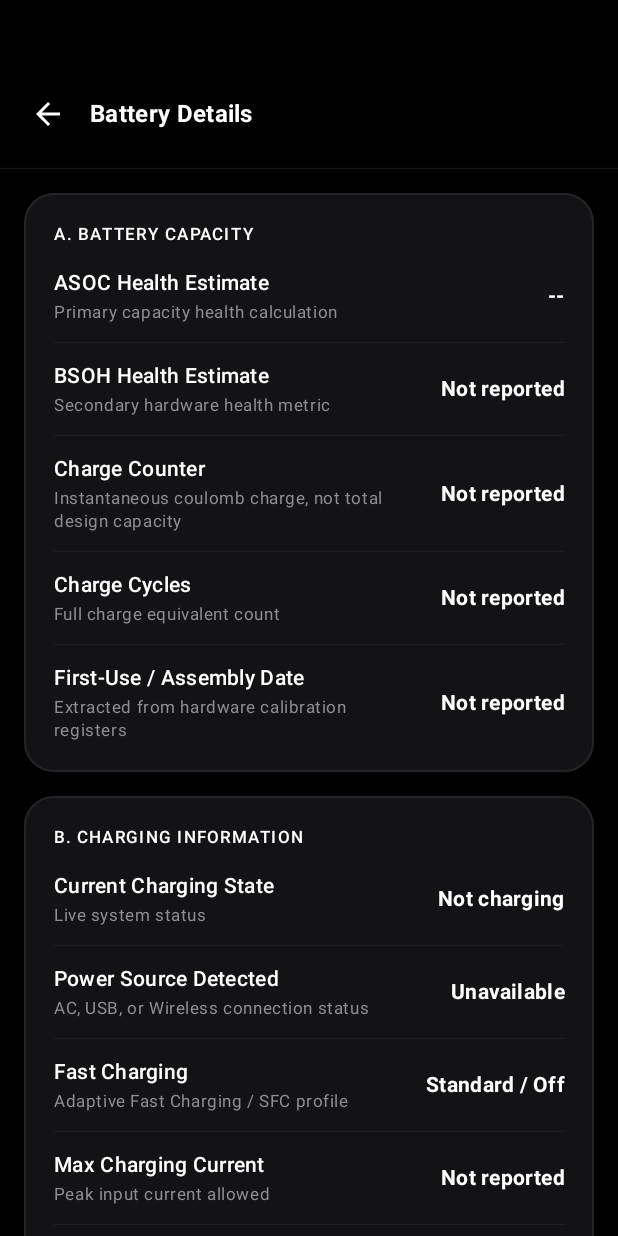
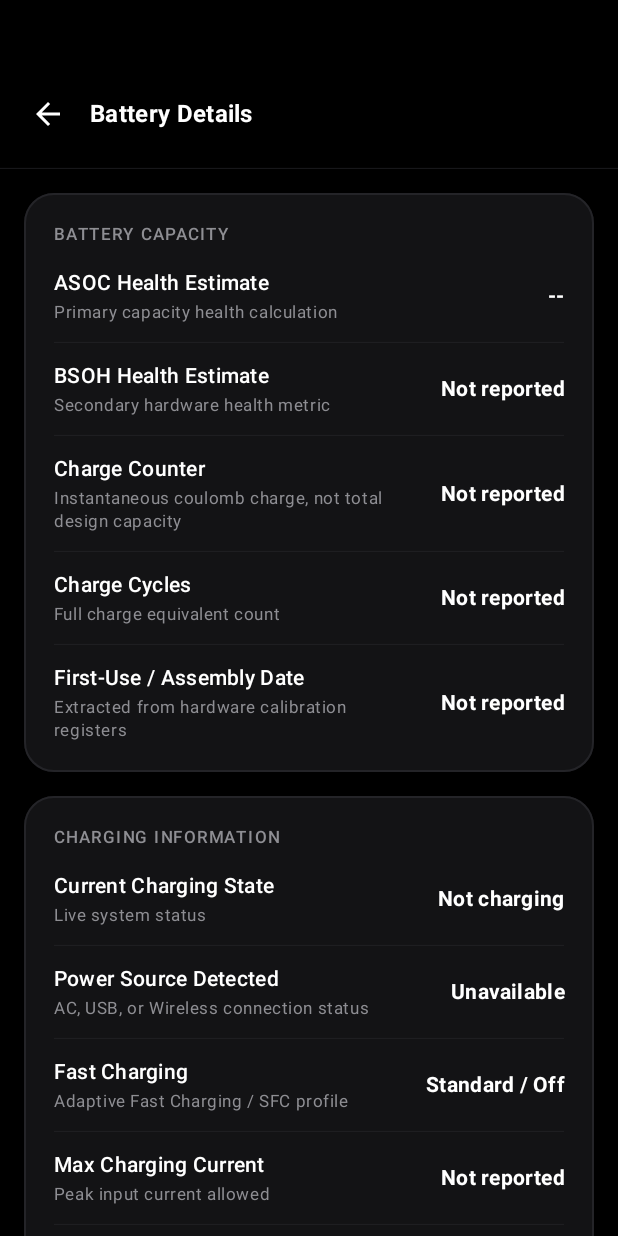
Before and after one commit to oscarrego/samsung-battery-health, an Android app built with Jetpack Compose: the BatteryDetailsActivity screen opened directly, with no data from a screen before it, on a phone screen of 412 x 824 dp. Run offline under Robolectric (Android 15) with nearby library versions, the light colour scheme and no system bars.

Commit message:
Update View more details button, unify card backgrounds, and soften details headings

```diff
--- a/app/src/main/java/com/alyaqdhan/mybattery/BatteryCache.kt
+++ b/app/src/main/java/com/alyaqdhan/mybattery/BatteryCache.kt
@@ -62,7 +62,7 @@ object BatteryCache {
         val rawDump = prefs.getString("cache_raw_battery_dump", "") ?: ""
 
         val rawEntries = if (rawDump.isNotBlank()) {
-            rawDump.lines().mapNotNull { line ->
+            val list = rawDump.lines().mapNotNull { line ->
                 val trimmed = line.trim()
                 if (trimmed.contains(":") && !trimmed.startsWith("[") && !trimmed.startsWith("━") && !trimmed.startsWith("=")) {
                     val k = trimmed.substringBefore(":").trim()
@@ -70,6 +70,10 @@ object BatteryCache {
                     if (k.isNotEmpty() && v.isNotEmpty()) RawDumpEntry(k, v) else null
                 } else null
             }
+            val cutoff = list.indexOfFirst {
+                it.key.contains("FullStatusDuration", ignoreCase = true)
+            }
+            if (cutoff != -1) list.subList(0, cutoff + 1) else list
         } else emptyList()
 
         return BatteryInfo(
--- a/app/src/main/java/com/alyaqdhan/mybattery/BatteryDetailsActivity.kt
+++ b/app/src/main/java/com/alyaqdhan/mybattery/BatteryDetailsActivity.kt
@@ -214,7 +214,7 @@ private fun BatteryDetailsScreen(
 }
 
 // -----------------------------------------------------------------------------
-// Section A: Battery Capacity
+// Battery Capacity
 // -----------------------------------------------------------------------------
 @Composable
 private fun CapacitySection(
@@ -225,7 +225,7 @@ private fun CapacitySection(
     muted: Color,
     green: Color
 ) {
-    DetailCard(title = "A. BATTERY CAPACITY", border = border, muted = muted) {
+    DetailCard(title = "BATTERY CAPACITY", border = border, muted = muted) {
         val asocLabel = info.asocPercent?.let { getBatteryHealthLabel(it) } ?: ""
         val asocDisplay = info.asocPercent?.let { if (asocLabel.isNotBlank()) "$it% ($asocLabel)" else "$it%" } ?: info.asocRaw.ifBlank { "--" }
         val asocColor = when {
@@ -297,7 +297,7 @@ private fun CapacitySection(
 }
 
 // -----------------------------------------------------------------------------
-// Section B: Charging Information
+// Charging Information
 // -----------------------------------------------------------------------------
 @Composable
 private fun ChargingSection(
@@ -307,7 +307,7 @@ private fun ChargingSection(
     ts: Color,
     muted: Color
 ) {
-    DetailCard(title = "B. CHARGING INFORMATION", border = border, muted = muted) {
+    DetailCard(title = "CHARGING INFORMATION", border = border, muted = muted) {
         DetailRow(
             label = "Current Charging State",
             value = info.status.ifBlank { "Not charging" },
@@ -357,7 +357,7 @@ private fun ChargingSection(
 }
 
 // -----------------------------------------------------------------------------
-// Section C: Temperature and Electrical Readings
+// Temperature and Electrical Readings
 // -----------------------------------------------------------------------------
 @Composable
 private fun ElectricalReadingsSection(
@@ -367,7 +367,7 @@ private fun ElectricalReadingsSection(
     ts: Color,
     muted: Color
 ) {
-    DetailCard(title = "C. TEMPERATURE AND ELECTRICAL READINGS", border = border, muted = muted) {
+    DetailCard(title = "TEMPERATURE AND ELECTRICAL READINGS", border = border, muted = muted) {
         // Notice distinguishing live vs historical
         Surface(
             shape = RoundedCornerShape(10.dp),
@@ -427,7 +427,7 @@ private fun ElectricalReadingsSection(
 }
 
 // -----------------------------------------------------------------------------
-// Section D: Battery Protection
+// Battery Protection
 // -----------------------------------------------------------------------------
 @Composable
 private fun ProtectionSection(
@@ -437,7 +437,7 @@ private fun ProtectionSection(
     ts: Color,
     muted: Color
 ) {
-    DetailCard(title = "D. BATTERY PROTECTION", border = border, muted = muted) {
+    DetailCard(title = "BATTERY PROTECTION", border = border, muted = muted) {
         val mode = when {
             info.protectionMode.isNotBlank() -> info.protectionMode
             info.protectionThreshold != null -> "Enabled"
@@ -482,7 +482,7 @@ private fun ProtectionSection(
 }
 
 // -----------------------------------------------------------------------------
-// Section E: Battery Information
+// Battery Information
 // -----------------------------------------------------------------------------
 @Composable
 private fun BatteryMetaSection(
@@ -492,7 +492,7 @@ private fun BatteryMetaSection(
     ts: Color,
     muted: Color
 ) {
-    DetailCard(title = "E. BATTERY INFORMATION", border = border, muted = muted) {
+    DetailCard(title = "BATTERY INFORMATION", border = border, muted = muted) {
         DetailRow(
             label = "Technology",
             value = info.technology.ifBlank { "Li-ion" },
@@ -533,7 +533,7 @@ private fun BatteryMetaSection(
 }
 
 // -----------------------------------------------------------------------------
-// Section F: Advanced Information (Raw Battery Fields)
+// Advanced Information (Raw Battery Fields)
 // -----------------------------------------------------------------------------
 @Composable
 private fun AdvancedSection(
@@ -549,7 +549,17 @@ private fun AdvancedSection(
     ts: Color,
     muted: Color
 ) {
-    val rawEntries = info.rawEntries
+    val rawEntries = remember(info.rawEntries) {
+        val list = info.rawEntries
+        val cutoffIndex = list.indexOfFirst {
+            it.key.contains("FullStatusDuration", ignoreCase = true)
+        }
+        if (cutoffIndex != -1) {
+            list.subList(0, cutoffIndex + 1)
+        } else {
+            list
+        }
+    }
     val filteredEntries = remember(rawEntries, searchQuery) {
         if (searchQuery.isBlank()) rawEntries
         else {
@@ -572,8 +582,8 @@ private fun AdvancedSection(
             ) {
                 Column(Modifier.weight(1f)) {
                     Text(
-                        "F. ADVANCED INFORMATION",
-                        color = tp,
+                        "ADVANCED INFORMATION",
+                        color = ts,
                         style = MaterialTheme.typography.labelSmall.copy(
                             fontWeight = FontWeight.SemiBold,
                             letterSpacing = 1.2.sp
@@ -740,7 +750,7 @@ private fun DetailCard(
         Column(Modifier.fillMaxWidth().padding(20.dp)) {
             Text(
                 title,
-                color = textPrimary(),
+                color = textSecondary(),
                 style = MaterialTheme.typography.labelSmall.copy(
                     fontWeight = FontWeight.SemiBold,
                     letterSpacing = 1.2.sp
```
Also changed, not shown: app/src/main/java/com/alyaqdhan/mybattery/BatteryParser.kt (+8 -1 lines), app/src/main/java/com/alyaqdhan/mybattery/GaugeComponents.kt (+5 -4 lines), 1 other file.
